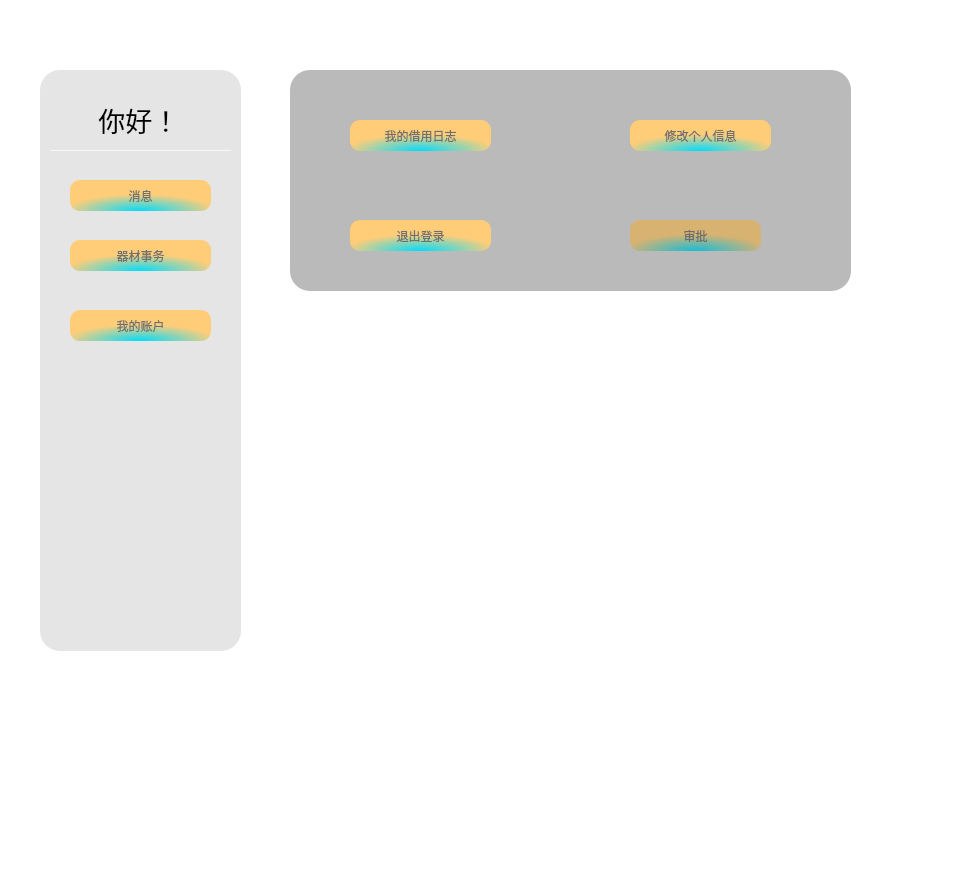
First picture: the form in view/homepage/teacherhomepage.ui, repository JunWang666/LabNexus, before the edit.
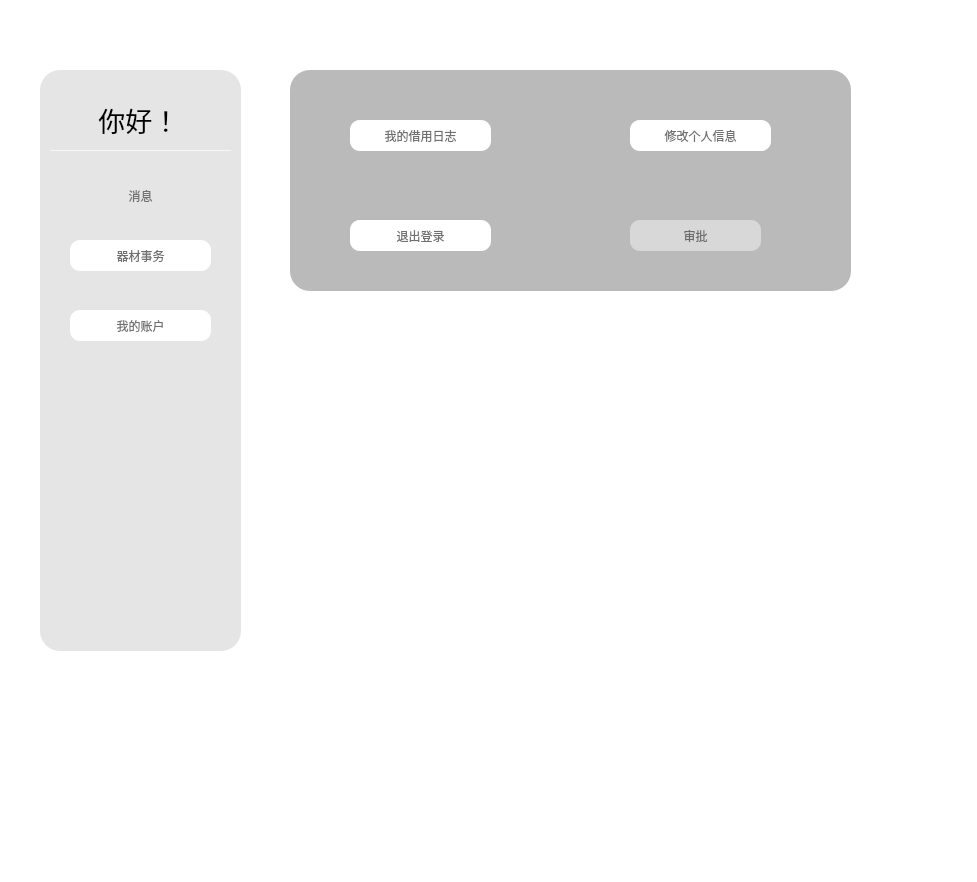
Second picture: the form after the edit. Icons and pictures are not drawn.

```diff
--- a/view/homepage/teacherhomepage.ui
+++ b/view/homepage/teacherhomepage.ui
@@ -15,91 +15,98 @@
   </property>
   <property name="styleSheet">
    <string notr="true">*{
-	background-color: rgb(255, 255, 255);
-}
+                background-color: rgb(255, 255, 255);
+                }
 
-QFrame#frame{
-border-radius:30px;
-	background-image: url(:/User_Page.jpg);
-border-repeat: no-repeat;
-    border-position: center;
+                QFrame#frame{
+                border-radius:30px;
+                background-image: url(:/User_Page.jpg);
+                border-repeat: no-repeat;
+                border-position: center;
 
-}
+                }
 
-#frame_2{
-	background-color: rgba(89, 89, 89, 40);
-border-radius:20px;
-}
+                #frame_2{
+                background-color: rgba(89, 89, 89, 40);
+                border-radius:20px;
+                }
 
-#welcomeLabel{
-	background-color: rgba(255, 255, 255, 0);
-border-bottom:1px solid rgba(255, 255, 255, 180);
-}
-QPushButton#messageButton{
-	background-color: rgba(255, 255, 255, 0);
-outline:none;
-}
+                #welcomeLabel{
+                background-color: rgba(255, 255, 255, 0);
+                border-bottom:1px solid rgba(255, 255, 255, 180);
+                }
+                QPushButton#messageButton{
+                background-color: rgba(255, 255, 255, 0);
+                outline:none;
+                }
 
-#frame_3{
-	background-color: rgba(89, 89, 89, 60);
-border-radius:20px;
-}
-#frame_4{
-background-color: rgba(89, 89, 89, 60);
-border-radius:20px;
-}
+                #frame_3{
+                background-color: rgba(89, 89, 89, 60);
+                border-radius:20px;
+                }
+                #frame_4{
+                background-color: rgba(89, 89, 89, 60);
+                border-radius:20px;
+                }
 
-QPushButton{
-border-radius:10px;
-    outline:none;
-    background-color: qradialgradient(spread:pad, cx:0.5, cy:1, radius:0.538, fx:0.496955, fy:1, stop:0 rgba(0, 220, 255, 255), stop:1 rgba(255, 205, 120, 255));
-    font:700 20pt &quot;Microsoft YaHei UI&quot;;
-    color: rgb(112, 112, 112);
-border:none;
-}
+                QPushButton{
+                border-radius:10px;
+                outline:none;
+                background-color: qradialgradient(spread:pad, cx:0.5, cy:1, radius:0.538, fx:0.496955, fy:1, stop:0
+                rgba(0, 220, 255, 255), stop:1 rgba(255, 205, 120, 255));
+                font:700 20pt &quot;Microsoft YaHei UI&quot;;
+                color: rgb(112, 112, 112);
+                border:none;
+                }
 
-QPushButton#messageButton{
-outline:none;
-border-radius:10px;
-    background-color: qradialgradient(spread:pad, cx:0.5, cy:1, radius:0.538, fx:0.496955, fy:1, stop:0 rgba(0, 220, 255, 255), stop:1 rgba(255, 205, 120, 255));
-    font:700 20pt &quot;Microsoft YaHei UI&quot;;
-    color: rgb(112, 112, 112);
-border:none;
-}
+                QPushButton#messageButton{
+                outline:none;
+                border-radius:10px;
+                background-color: qradialgradient(spread:pad, cx:0.5, cy:1, radius:0.538, fx:0.496955, fy:1, stop:0
+                rgba(0, 220, 255, 255), stop:1 rgba(255, 205, 120, 255));
+                font:700 20pt &quot;Microsoft YaHei UI&quot;;
+                color: rgb(112, 112, 112);
+                border:none;
+                }
 
 
-QPushButton:hover{
-border-radius:10px;
-    background-color: qradialgradient(spread:pad, cx:0.5, cy:1, radius:0.538, fx:0.5, fy:0.5, stop:0 rgba(0, 220, 255, 255), stop:1 rgba(255, 205, 120, 255));
-    font: 20pt &quot;Microsoft YaHei UI&quot;;
-border:none;
-outline:none;
-}
-QPushButton:pressed{
-border-radius:10px;
-    border:none;
-    background-color: qradialgradient(spread:pad, cx:0.506, cy:0.9375, radius:0.538, fx:0.5, fy:0.5, stop:0 rgba(0, 220, 255, 255), stop:1 rgba(255, 189, 78, 255));
-padding-top:5px;
-padding-left:5px;
-outline:none;
-    font: 20pt &quot;Microsoft YaHei UI&quot;;
-}
-QPushButton#messageButton:hover{
-border-radius:10px;
-    background-color: qradialgradient(spread:pad, cx:0.5, cy:1, radius:0.538, fx:0.5, fy:0.5, stop:0 rgba(0, 220, 255, 255), stop:1 rgba(255, 205, 120, 255));
-    font: 20pt &quot;Microsoft YaHei UI&quot;;
-border:none;
-outline:none;
-}
-QPushButton#messageButton:pressed{
-border-radius:10px;
-    outline:none;
-    background-color: qradialgradient(spread:pad, cx:0.506, cy:0.9375, radius:0.538, fx:0.5, fy:0.5, stop:0 rgba(0, 220, 255, 255), stop:1 rgba(255, 189, 78, 255));
-padding-top:5px;
-padding-left:5px;
-border:none;
-    font: 20pt &quot;Microsoft YaHei UI&quot;;
-}</string>
+                QPushButton:hover{
+                border-radius:10px;
+                background-color: qradialgradient(spread:pad, cx:0.5, cy:1, radius:0.538, fx:0.5, fy:0.5, stop:0 rgba(0,
+                220, 255, 255), stop:1 rgba(255, 205, 120, 255));
+                font: 20pt &quot;Microsoft YaHei UI&quot;;
+                border:none;
+                outline:none;
+                }
+                QPushButton:pressed{
+                border-radius:10px;
+                border:none;
+                background-color: qradialgradient(spread:pad, cx:0.506, cy:0.9375, radius:0.538, fx:0.5, fy:0.5, stop:0
+                rgba(0, 220, 255, 255), stop:1 rgba(255, 189, 78, 255));
+                padding-top:5px;
+                padding-left:5px;
+                outline:none;
+                font: 20pt &quot;Microsoft YaHei UI&quot;;
+                }
+                QPushButton#messageButton:hover{
+                border-radius:10px;
+                background-color: qradialgradient(spread:pad, cx:0.5, cy:1, radius:0.538, fx:0.5, fy:0.5, stop:0 rgba(0,
+                220, 255, 255), stop:1 rgba(255, 205, 120, 255));
+                font: 20pt &quot;Microsoft YaHei UI&quot;;
+                border:none;
+                outline:none;
+                }
+                QPushButton#messageButton:pressed{
+                border-radius:10px;
+                outline:none;
+                background-color: qradialgradient(spread:pad, cx:0.506, cy:0.9375, radius:0.538, fx:0.5, fy:0.5, stop:0
+                rgba(0, 220, 255, 255), stop:1 rgba(255, 189, 78, 255));
+                padding-top:5px;
+                padding-left:5px;
+                border:none;
+                font: 20pt &quot;Microsoft YaHei UI&quot;;
+                }
+            </string>
   </property>
   <widget class="QFrame" name="frame">
    <property name="geometry">
```
Left out of the diff: 2 changed lines with no effect on the pictures. Lines whose indentation alone changed are shown as unchanged.
